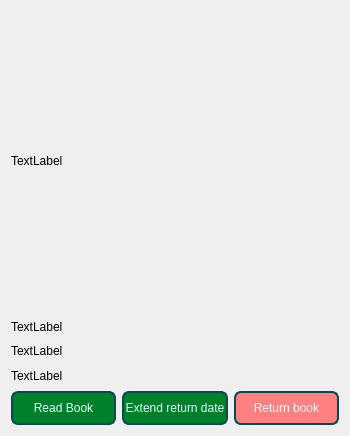
Old version of the form OnLib/OnLib/MyListBookPreview.ui in the repository Andrew-Gh21/OnLib.
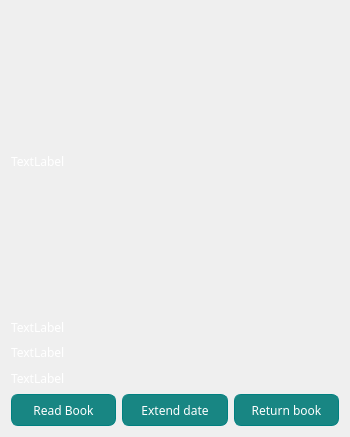
New version of the form.

Commit message:
Added hover to buttons
Now buttons from book preview change color when the cursor is on them.

Diff of the .ui file:
```diff
--- a/OnLib/OnLib/MyListBookPreview.ui
+++ b/OnLib/OnLib/MyListBookPreview.ui
@@ -7,7 +7,7 @@
     <x>0</x>
     <y>0</y>
     <width>350</width>
-    <height>436</height>
+    <height>437</height>
    </rect>
   </property>
   <property name="maximumSize">
@@ -16,9 +16,19 @@
     <height>16777215</height>
    </size>
   </property>
+  <property name="font">
+   <font>
+    <family>Franklin Gothic Demi</family>
+    <weight>50</weight>
+    <bold>false</bold>
+   </font>
+  </property>
   <property name="windowTitle">
    <string>Form</string>
   </property>
+  <property name="styleSheet">
+   <string notr="true">color: white;</string>
+  </property>
   <layout class="QGridLayout" name="gridLayout_2">
    <item row="0" column="0">
     <layout class="QGridLayout" name="gridLayout">
@@ -66,18 +76,45 @@
       <layout class="QHBoxLayout" name="horizontalLayout">
        <item>
         <widget class="QPushButton" name="readBookButton">
+         <property name="font">
+          <font>
+           <family>Franklin Gothic Demi</family>
+           <pointsize>9</pointsize>
+          </font>
+         </property>
          <property name="styleSheet">
-          <string notr="true">color: #e6ffff;
-background-color: #00802b;
-border: 2px solid #004d4d;
+          <string notr="true">QPushButton { color: white;
+background-color:  #188683;
+border: 1px solid #008080;
 border-top-left-radius: 7px;
 border-top-right-radius: 7px;
 border-bottom-left-radius: 7px;
 border-bottom-right-radius: 7px;
 height: 30;
 width: 50;
-font: italic 10pt &quot;Franklin Gothic Demi&quot;;
+}
 
+QPushButton:hover { color: white;
+background-color: #009999;
+border: 1px solid #008080;
+border-top-left-radius: 7px;
+border-top-right-radius: 7px;
+border-bottom-left-radius: 7px;
+border-bottom-right-radius: 7px;
+height: 30;
+width: 50;
+}
+
+QPushButton:pressed { color: white;
+background-color: #004d4d;
+border: 1px solid #008080;
+border-top-left-radius: 7px;
+border-top-right-radius: 7px;
+border-bottom-left-radius: 7px;
+border-bottom-right-radius: 7px;
+height: 30;
+width: 50;
+}
 </string>
          </property>
          <property name="text">
@@ -87,36 +124,94 @@
        </item>
        <item>
         <widget class="QPushButton" name="extendReturnDateButton">
+         <property name="font">
+          <font>
+           <family>Franklin Gothic Demi</family>
+           <pointsize>9</pointsize>
+          </font>
+         </property>
          <property name="styleSheet">
-          <string notr="true">color: #e6ffff;
-background-color:  #00802b;
-border: 2px solid #004d4d;
+          <string notr="true">QPushButton { color: white;
+background-color:  #188683;
+border: 1px solid #008080;
 border-top-left-radius: 7px;
 border-top-right-radius: 7px;
 border-bottom-left-radius: 7px;
 border-bottom-right-radius: 7px;
 height: 30;
 width: 50;
-font: italic 10pt &quot;Franklin Gothic Demi&quot;;</string>
+}
+
+QPushButton:hover { color: white;
+background-color: #009999;
+border: 1px solid #008080;
+border-top-left-radius: 7px;
+border-top-right-radius: 7px;
+border-bottom-left-radius: 7px;
+border-bottom-right-radius: 7px;
+height: 30;
+width: 50;
+}
+
+QPushButton:pressed { color: white;
+background-color: #004d4d;
+border: 1px solid #008080;
+border-top-left-radius: 7px;
+border-top-right-radius: 7px;
+border-bottom-left-radius: 7px;
+border-bottom-right-radius: 7px;
+height: 30;
+width: 50;
+}
+</string>
          </property>
          <property name="text">
-          <string>Extend return date</string>
+          <string>Extend date</string>
          </property>
         </widget>
        </item>
        <item>
         <widget class="QPushButton" name="returnBookButton">
+         <property name="font">
+          <font>
+           <family>Franklin Gothic Demi</family>
+           <pointsize>9</pointsize>
+          </font>
+         </property>
          <property name="styleSheet">
-          <string notr="true">color: #e6ffff;
-background-color: #ff8080;
-border: 2px solid #004d4d;
+          <string notr="true">QPushButton { color: white;
+background-color:  #188683;
+border: 1px solid #008080;
 border-top-left-radius: 7px;
 border-top-right-radius: 7px;
 border-bottom-left-radius: 7px;
 border-bottom-right-radius: 7px;
 height: 30;
 width: 50;
-font: italic 10pt &quot;Franklin Gothic Demi&quot;;</string>
+}
+
+QPushButton:hover { color: white;
+background-color: #009999;
+border: 1px solid #008080;
+border-top-left-radius: 7px;
+border-top-right-radius: 7px;
+border-bottom-left-radius: 7px;
+border-bottom-right-radius: 7px;
+height: 30;
+width: 50;
+}
+
+QPushButton:pressed { color: white;
+background-color: #004d4d;
+border: 1px solid #008080;
+border-top-left-radius: 7px;
+border-top-right-radius: 7px;
+border-bottom-left-radius: 7px;
+border-bottom-right-radius: 7px;
+height: 30;
+width: 50;
+}
+</string>
          </property>
          <property name="text">
           <string>Return book</string>
```
The commit also changes 2 other files.
